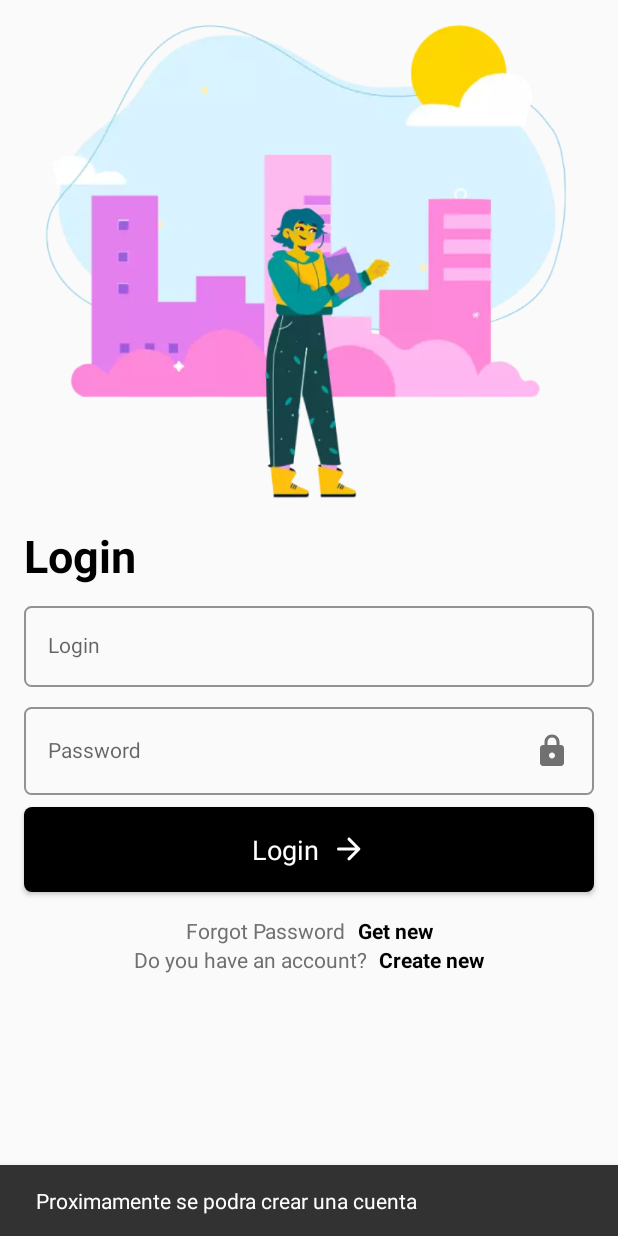
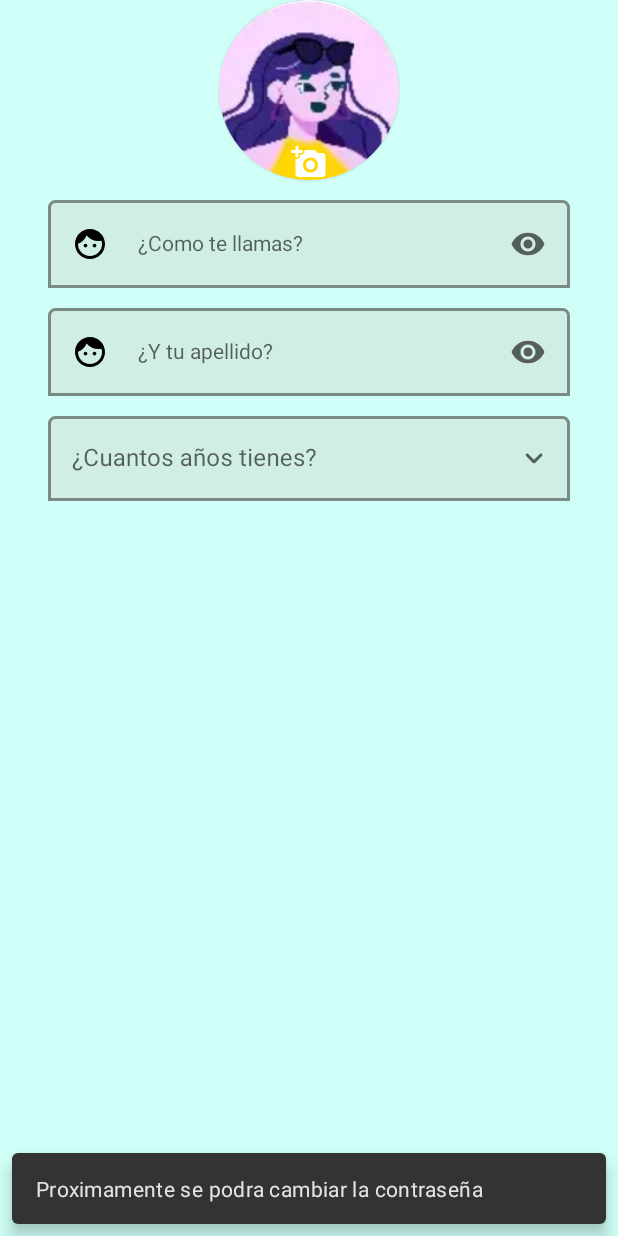
Before and after one commit to michelep2000/Traveling, an Android app: the screen it shows after launch (MainActivity), after a tap on "Create new", on a phone screen of 412 x 824 dp. Run offline under Robolectric (Android 15) with nearby library versions, the phone set to English and light mode, and no system bars; 2 other taps on this screen came first.

Commit message:
top and mid ui done in register_ fragment

```diff
--- a/app/src/main/java/es/travelworld/traveling/LoginFragment.java
+++ b/app/src/main/java/es/travelworld/traveling/LoginFragment.java
@@ -38,7 +38,7 @@ public class LoginFragment extends Fragment {
 
     private void setListeners() {
         binding.materialTextView2Btn.setOnClickListener(view1 -> Snackbar.make(view1, getString(R.string.get_new_description), Snackbar.LENGTH_LONG).show());
-        binding.materialTextView3Btn.setOnClickListener(view1 -> Snackbar.make(view1, getString(R.string.create_new_description), Snackbar.LENGTH_SHORT).show());
+        binding.materialTextView3Btn.setOnClickListener(view1 -> Navigation.findNavController(view1).navigate(R.id.action_loginFragment_to_registerFragment));
         binding.loginButton.setOnClickListener(view1 -> Navigation.findNavController(view1).navigate(R.id.action_loginFragment_to_onboardingFragment));
     }
 }
--- /dev/null
+++ b/app/src/main/java/es/travelworld/traveling/RegisterFragment.java
@@ -0,0 +1,37 @@
+package es.travelworld.traveling;
+
+import android.os.Bundle;
+
+import androidx.annotation.NonNull;
+import androidx.annotation.Nullable;
+import androidx.fragment.app.Fragment;
+
+import android.view.LayoutInflater;
+import android.view.View;
+import android.view.ViewGroup;
+import android.widget.ArrayAdapter;
+
+import es.travelworld.traveling.databinding.RegisterFragmentBinding;
+
+public class RegisterFragment extends Fragment {
+
+    private RegisterFragmentBinding binding;
+
+    @Override
+    public View onCreateView(@NonNull LayoutInflater inflater, ViewGroup container,
+                             Bundle savedInstanceState) {
+        // Inflate the layout for this fragment
+        binding = RegisterFragmentBinding.inflate(inflater, container, false);
+
+        String[] ages = getResources().getStringArray(R.array.years);
+        ArrayAdapter<String> arrayAdapter = new ArrayAdapter<>(requireContext(), R.layout.dorpdown_item, ages);
+        binding.autoComplete.setAdapter(arrayAdapter);
+
+        return binding.getRoot();
+    }
+
+    @Override
+    public void onViewCreated(@NonNull View view, @Nullable Bundle savedInstanceState) {
+        super.onViewCreated(view, savedInstanceState);
+    }
+}
--- /dev/null
+++ b/app/src/main/res/drawable/round_add_a_photo_black_24dp.xml
@@ -0,0 +1,6 @@
+<?xml version="1.0" encoding="UTF-8" standalone="no"?>
+<vector xmlns:android="http://schemas.android.com/apk/res/android" android:height="24dp" android:tint="#000000" android:viewportHeight="24.0" android:viewportWidth="24.0" android:width="24dp">
+  <path android:fillColor="@android:color/white" android:pathData="M3,8c0,0.55 0.45,1 1,1s1,-0.45 1,-1V6h2c0.55,0 1,-0.45 1,-1s-0.45,-1 -1,-1H5V2c0,-0.55 -0.45,-1 -1,-1s-1,0.45 -1,1v2H1c-0.55,0 -1,0.45 -1,1s0.45,1 1,1h2v2z"/>
+  <path android:fillColor="@android:color/white" android:pathData="M13,14m-3,0a3,3 0,1 1,6 0a3,3 0,1 1,-6 0"/>
+  <path android:fillColor="@android:color/white" android:pathData="M21,6h-3.17l-1.24,-1.35c-0.37,-0.41 -0.91,-0.65 -1.47,-0.65h-6.4c0.17,0.3 0.28,0.63 0.28,1 0,1.1 -0.9,2 -2,2L6,7v1c0,1.1 -0.9,2 -2,2 -0.37,0 -0.7,-0.11 -1,-0.28L3,20c0,1.1 0.9,2 2,2h16c1.1,0 2,-0.9 2,-2L23,8c0,-1.1 -0.9,-2 -2,-2zM13,19c-2.76,0 -5,-2.24 -5,-5s2.24,-5 5,-5 5,2.24 5,5 -2.24,5 -5,5z"/>
+</vector>
--- /dev/null
+++ b/app/src/main/res/drawable/round_face_black_24dp.xml
@@ -0,0 +1,4 @@
+<?xml version="1.0" encoding="UTF-8" standalone="no"?>
+<vector xmlns:android="http://schemas.android.com/apk/res/android" android:height="24dp" android:tint="#000000" android:viewportHeight="24.0" android:viewportWidth="24.0" android:width="24dp">
+  <path android:fillColor="@android:color/white" android:pathData="M10.25,13c0,0.69 -0.56,1.25 -1.25,1.25S7.75,13.69 7.75,13S8.31,11.75 9,11.75S10.25,12.31 10.25,13zM15,11.75c-0.69,0 -1.25,0.56 -1.25,1.25s0.56,1.25 1.25,1.25s1.25,-0.56 1.25,-1.25S15.69,11.75 15,11.75zM22,12c0,5.52 -4.48,10 -10,10S2,17.52 2,12S6.48,2 12,2S22,6.48 22,12zM20,12c0,-0.78 -0.12,-1.53 -0.33,-2.24C18.97,9.91 18.25,10 17.5,10c-3.13,0 -5.92,-1.44 -7.76,-3.69C8.69,8.87 6.6,10.88 4,11.86C4.01,11.9 4,11.95 4,12c0,4.41 3.59,8 8,8S20,16.41 20,12z"/>
+</vector>
--- /dev/null
+++ b/app/src/main/res/drawable/round_keyboard_arrow_down_black_24dp.xml
@@ -0,0 +1,4 @@
+<?xml version="1.0" encoding="UTF-8" standalone="no"?>
+<vector xmlns:android="http://schemas.android.com/apk/res/android" android:height="24dp" android:tint="#2a3134" android:viewportHeight="24.0" android:viewportWidth="24.0" android:width="24dp">
+  <path android:fillColor="@android:color/white" android:pathData="M8.12,9.29L12,13.17l3.88,-3.88c0.39,-0.39 1.02,-0.39 1.41,0 0.39,0.39 0.39,1.02 0,1.41l-4.59,4.59c-0.39,0.39 -1.02,0.39 -1.41,0L6.7,10.7c-0.39,-0.39 -0.39,-1.02 0,-1.41 0.39,-0.38 1.03,-0.39 1.42,0z"/>
+</vector>
--- /dev/null
+++ b/app/src/main/res/drawable/round_remove_red_eye_black_24dp.xml
@@ -0,0 +1,4 @@
+<?xml version="1.0" encoding="UTF-8" standalone="no"?>
+<vector xmlns:android="http://schemas.android.com/apk/res/android" android:height="24dp" android:tint="#545f5c" android:viewportHeight="24.0" android:viewportWidth="24.0" android:width="24dp">
+  <path android:fillColor="@android:color/white" android:pathData="M12,4.5C7,4.5 2.73,7.61 1,12c1.73,4.39 6,7.5 11,7.5s9.27,-3.11 11,-7.5c-1.73,-4.39 -6,-7.5 -11,-7.5zM12,17c-2.76,0 -5,-2.24 -5,-5s2.24,-5 5,-5 5,2.24 5,5 -2.24,5 -5,5zM12,9c-1.66,0 -3,1.34 -3,3s1.34,3 3,3 3,-1.34 3,-3 -1.34,-3 -3,-3z"/>
+</vector>
--- /dev/null
+++ b/app/src/main/res/layout/dorpdown_item.xml
@@ -0,0 +1,11 @@
+<?xml version="1.0" encoding="utf-8"?>
+<com.google.android.material.textview.MaterialTextView
+    xmlns:android="http://schemas.android.com/apk/res/android"
+    android:id="@+id/dropdown_item"
+    android:layout_height="wrap_content"
+    android:layout_width="match_parent"
+    android:padding="10dp"
+    android:text="textView"
+    android:textSize="16sp"
+    android:textColor="@color/black"
+    />
--- /dev/null
+++ b/app/src/main/res/layout/register_fragment.xml
@@ -0,0 +1,131 @@
+<?xml version="1.0" encoding="utf-8"?>
+<androidx.constraintlayout.widget.ConstraintLayout xmlns:android="http://schemas.android.com/apk/res/android"
+    xmlns:app="http://schemas.android.com/apk/res-auto"
+    xmlns:tools="http://schemas.android.com/tools"
+    android:layout_width="match_parent"
+    android:layout_height="match_parent"
+    android:background="#cffff6"
+    tools:context=".RegisterFragment">
+
+
+    <com.google.android.material.card.MaterialCardView
+        android:id="@+id/card_profile_img"
+        android:layout_width="120dp"
+        android:layout_height="120dp"
+        app:cardCornerRadius="60dp"
+        app:layout_constraintEnd_toEndOf="parent"
+        app:layout_constraintStart_toStartOf="parent"
+        app:layout_constraintTop_toTopOf="parent">
+
+        <com.google.android.material.imageview.ShapeableImageView
+            android:id="@+id/img_profile"
+            android:layout_width="match_parent"
+            android:layout_height="match_parent"
+            android:layout_alignParentTop="true"
+            android:layout_centerHorizontal="true"
+            android:foreground="@drawable/round_add_a_photo_black_24dp"
+            android:foregroundGravity="bottom|center_horizontal"
+            android:foregroundTint="#FFFFFF"
+            android:scaleType="centerCrop"
+            android:src="@drawable/register_img"/>
+
+    </com.google.android.material.card.MaterialCardView>
+
+
+    <com.google.android.material.textfield.TextInputLayout
+        android:id="@+id/name_inputlayout"
+        android:layout_width="match_parent"
+        android:layout_height="wrap_content"
+        android:layout_marginHorizontal="@dimen/margin_horizontal_home"
+        android:layout_marginStart="32dp"
+        android:layout_marginTop="8dp"
+        android:layout_marginEnd="32dp"
+        app:boxBackgroundColor="#D1EEE6"
+        app:boxBackgroundMode="outline"
+        app:boxCornerRadiusTopEnd="5dp"
+        app:boxCornerRadiusTopStart="5dp"
+        app:boxStrokeWidth="2dp"
+        app:layout_constraintEnd_toEndOf="parent"
+        app:layout_constraintStart_toStartOf="parent"
+        app:layout_constraintTop_toBottomOf="@+id/card_profile_img">
+
+        <com.google.android.material.textfield.TextInputEditText
+            style="@style/Widget.MaterialComponents.TextInputLayout.OutlinedBox"
+            android:layout_width="match_parent"
+            android:layout_height="wrap_content"
+            android:drawableStart="@drawable/round_face_black_24dp"
+            android:drawableEnd="@drawable/round_remove_red_eye_black_24dp"
+            android:drawablePadding="20dp"
+            android:hint="@string/como_te_llamas"
+            android:inputType="text"
+            android:textColorHint="@color/black" />
+
+    </com.google.android.material.textfield.TextInputLayout>
+
+    <com.google.android.material.textfield.TextInputLayout
+        android:id="@+id/lastname_inputlayout"
+        android:layout_width="match_parent"
+        android:layout_height="wrap_content"
+        android:layout_marginHorizontal="@dimen/margin_horizontal_home"
+        android:layout_marginStart="32dp"
+        android:layout_marginTop="8dp"
+        android:layout_marginEnd="32dp"
+        app:boxBackgroundColor="#D1EEE6"
+        app:boxBackgroundMode="outline"
+        app:boxCornerRadiusTopEnd="5dp"
+        app:boxCornerRadiusTopStart="5dp"
+        app:boxStrokeWidth="2dp"
+        app:layout_constraintEnd_toEndOf="parent"
+        app:layout_constraintStart_toStartOf="parent"
+        app:layout_constraintTop_toBottomOf="@+id/name_inputlayout">
+
+        <com.google.android.material.textfield.TextInputEditText
+            style="@style/Widget.MaterialComponents.TextInputLayout.OutlinedBox"
+            android:layout_width="match_parent"
+            android:layout_height="wrap_content"
+            android:drawableStart="@drawable/round_face_black_24dp"
+            android:drawableEnd="@drawable/round_remove_red_eye_black_24dp"
+            android:drawablePadding="20dp"
+            android:hint="@string/y_tu_apellido"
+            android:inputType="text"
+            android:textColorHint="@color/black" />
+
+    </com.google.android.material.textfield.TextInputLayout>
+
+    <com.google.android.material.textfield.TextInputLayout
+        style="@style/Widget.MaterialComponents.TextInputLayout.OutlinedBox.ExposedDropdownMenu"
+        android:layout_width="match_parent"
+        android:layout_height="wrap_content"
+        android:layout_marginStart="32dp"
+        android:layout_marginTop="8dp"
+        android:layout_marginEnd="32dp"
+        app:boxBackgroundColor="#D1EEE6"
+        app:boxCornerRadiusBottomEnd="0dp"
+        app:boxCornerRadiusBottomStart="0dp"
+        app:boxCornerRadiusTopEnd="5dp"
+        app:boxCornerRadiusTopStart="5dp"
+        app:boxStrokeColor="@color/black"
+        app:boxStrokeWidth="2dp"
+        app:endIconDrawable="@drawable/round_keyboard_arrow_down_black_24dp"
+        app:layout_constraintEnd_toEndOf="parent"
+        app:layout_constraintStart_toStartOf="parent"
+        app:layout_constraintTop_toBottomOf="@+id/lastname_inputlayout">
+
+        <com.google.android.material.textfield.MaterialAutoCompleteTextView
+            android:id="@+id/autoComplete"
+            android:layout_width="match_parent"
+            android:layout_height="wrap_content"
+            android:layout_weight="1"
+            android:drawableEnd="@drawable/round_keyboard_arrow_down_black_24dp"
+            android:hint="@string/edad_tienes"
+            android:inputType="none"
+            android:textColorHint="#000000" />
+
+
+    </com.google.android.material.textfield.TextInputLayout>
+
+
+
+
+
+</androidx.constraintlayout.widget.ConstraintLayout>
--- a/app/src/main/res/navigation/nav_graph.xml
+++ b/app/src/main/res/navigation/nav_graph.xml
@@ -27,5 +27,17 @@
         <action
             android:id="@+id/action_loginFragment_to_onboardingFragment"
             app:destination="@id/onboardingFragment" />
+        <action
+            android:id="@+id/action_loginFragment_to_registerFragment"
+            app:destination="@id/registerFragment" />
+    </fragment>
+    <fragment
+        android:id="@+id/registerFragment"
+        android:name="es.travelworld.traveling.RegisterFragment"
+        android:label="register_fragment"
+        tools:layout="@layout/register_fragment" >
+        <action
+            android:id="@+id/action_registerFragment_to_loginFragment"
+            app:destination="@id/loginFragment" />
     </fragment>
 </navigation>
--- a/app/src/main/res/values-night/themes.xml
+++ b/app/src/main/res/values-night/themes.xml
@@ -1,6 +1,6 @@
 <resources xmlns:tools="http://schemas.android.com/tools">
     <!-- Base application theme. -->
-    <style name="Theme.Traveling" parent="Theme.AppCompat.Light.NoActionBar">
+    <style name="Theme.Traveling" parent="Theme.MaterialComponents.DayNight.NoActionBar">
         <!-- Primary brand color. -->
         <item name="colorPrimary">@color/purple_200</item>
         <item name="colorPrimaryVariant">@color/purple_700</item>
--- a/app/src/main/res/values/strings.xml
+++ b/app/src/main/res/values/strings.xml
@@ -24,4 +24,16 @@
     <string name="password">Password</string>
     <string name="create_new_description">Proximamente se podra crear una cuenta</string>
     <string name="get_new_description">Proximamente se podra cambiar la contraseña</string>
+    <string name="como_te_llamas">¿Como te llamas?</string>
+    <string name="y_tu_apellido">¿Y tu apellido?</string>
+    <string name="edad_tienes">¿Cuantos años tienes?</string>
+
+    <string-array name="years">
+        0-5/6-11/12-17/18-99
+        <item>0–5</item>
+        <item>6–11</item>
+        <item>12–17</item>
+        <item>18–99</item>
+    </string-array>
+
 </resources>
--- a/app/src/main/res/values/themes.xml
+++ b/app/src/main/res/values/themes.xml
@@ -1,6 +1,6 @@
 <resources xmlns:tools="http://schemas.android.com/tools">
     <!-- Base application theme. -->
-    <style name="Theme.Traveling" parent="Theme.AppCompat.Light.NoActionBar">
+    <style name="Theme.Traveling" parent="Theme.MaterialComponents.DayNight.NoActionBar">
         <!-- Primary brand color. -->
         <item name="colorPrimary">@color/purple_500</item>
         <item name="colorPrimaryVariant">@color/purple_700</item>
```
Also changed, not shown: app/src/main/res/drawable-v24/register_img.webp (added).
